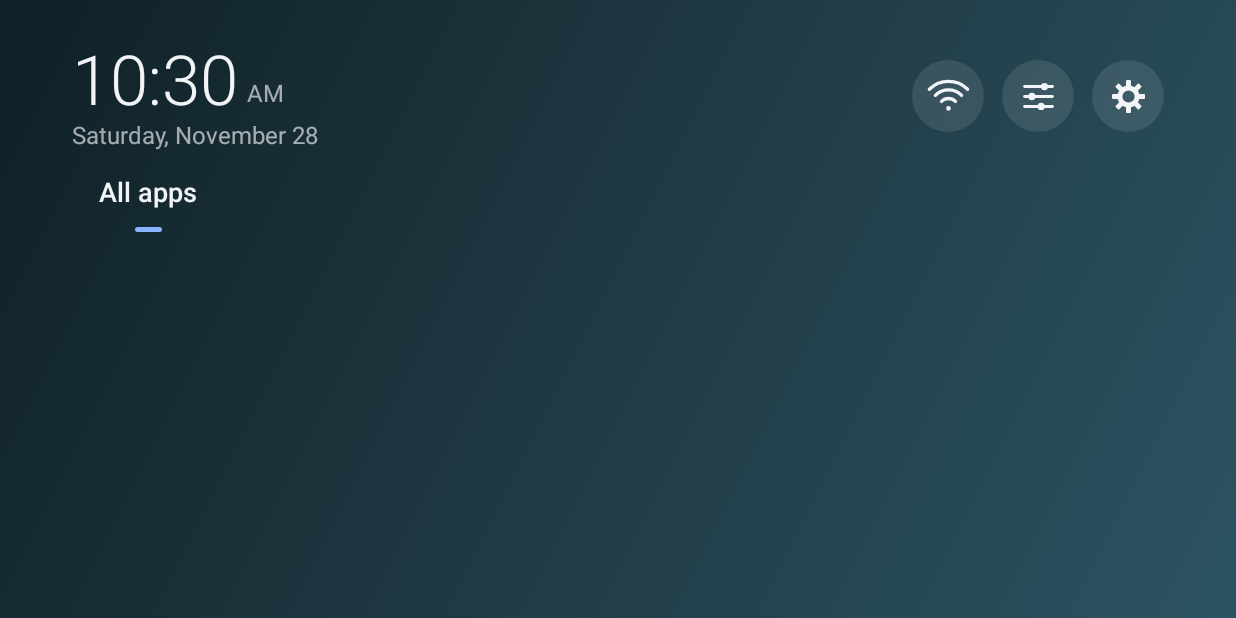
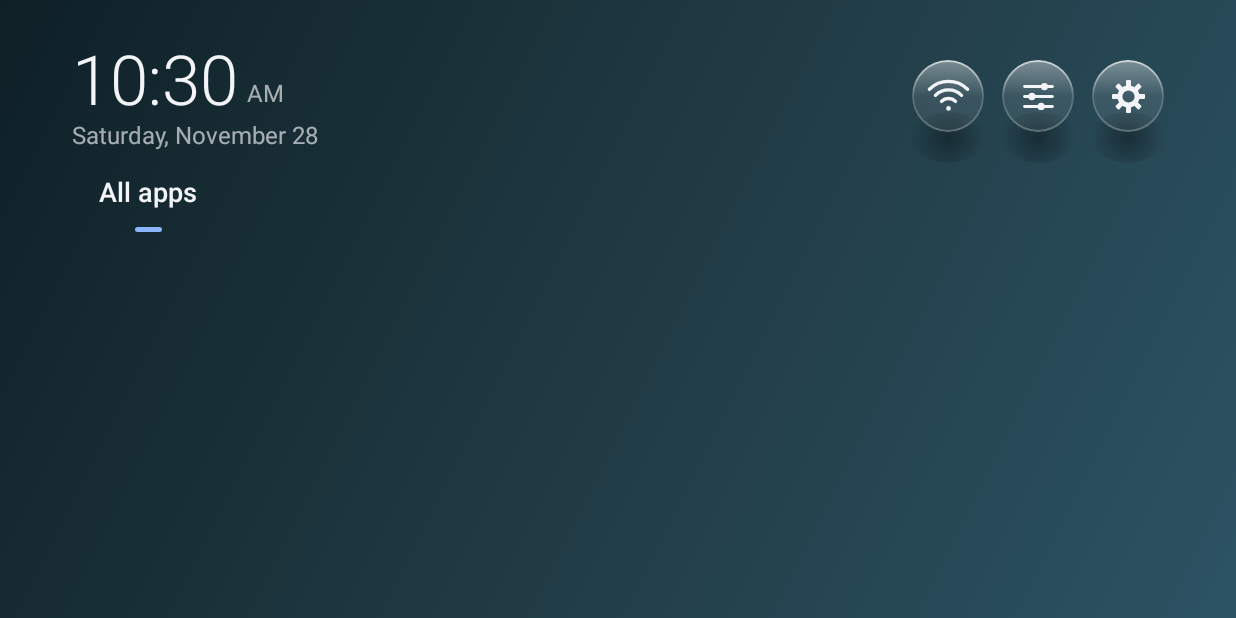
Before and after one commit to onefoursixteen/DC-Launcher, an Android app built with Jetpack Compose: the screen it shows after launch (MainActivity), on a phone screen of 824 x 412 dp (held sideways). Run offline under Robolectric (Android 15) with nearby library versions, the phone set to English and light mode, and no system bars; pictures from the network do not load.

Commit message:
v1.6.1: bigger watchlist tiles, scrolling captions, glass buttons
- RowWindow takes labelSpace/topRoom; watchlist and requests use less
  caption and focus room, so tiles reach the full column width (~25%
  bigger) while two rows still fit under the spotlight.
- Modifier.crawlWhen: focused tile captions marquee when too long
  (watchlist status, app grid labels, dock labels).
- ZenIconButton is raised glass (top-lit fill, sheen, rim, soft shadow),
  frosted white when focused.

Co-Authored-By: Claude Opus 5.5 <noreply@anthropic.com>

```diff
--- a/app/build.gradle.kts
+++ b/app/build.gradle.kts
@@ -19,8 +19,8 @@ android {
         applicationId = "me.cazan.zen"
         minSdk = 23          // Android 6.0+: covers most older smart TVs and boxes
         targetSdk = 36
-        versionCode = 10
-        versionName = "1.6.0"
+        versionCode = 11
+        versionName = "1.6.1"
     }
 
     signingConfigs {
--- a/app/src/main/java/me/cazan/zen/ui/AppTile.kt
+++ b/app/src/main/java/me/cazan/zen/ui/AppTile.kt
@@ -252,7 +252,8 @@ fun AppTile(
             Modifier
                 .fillMaxWidth()
                 .padding(top = 14.dp)
-                .alpha(if (showLabel || highlighted) 1f else 0f),
+                .alpha(if (showLabel || highlighted) 1f else 0f)
+                .crawlWhen(highlighted),
             size = 15.sp,
             color = if (highlighted) Zen.Text else Zen.TextDim,
             weight = if (highlighted) FontWeight.Medium else FontWeight.Normal,
--- a/app/src/main/java/me/cazan/zen/ui/Dock.kt
+++ b/app/src/main/java/me/cazan/zen/ui/Dock.kt
@@ -302,7 +302,7 @@ private fun DockItem(
         }
         Txt(
             if (moving) "◀ ▶" else entry.label,
-            Modifier.padding(top = 8.dp),
+            Modifier.padding(top = 8.dp).crawlWhen(focused && !moving),
             size = 14.sp,
             color = if (lit) Zen.Text else Zen.TextDim,
             weight = if (lit) FontWeight.Medium else FontWeight.Normal,
--- a/app/src/main/java/me/cazan/zen/ui/Kit.kt
+++ b/app/src/main/java/me/cazan/zen/ui/Kit.kt
@@ -3,6 +3,11 @@ package me.cazan.zen.ui
 import androidx.compose.animation.core.animateFloatAsState
 import androidx.compose.animation.core.tween
 import androidx.compose.foundation.background
+import androidx.compose.ui.graphics.Brush
+import androidx.compose.ui.geometry.Size
+import androidx.compose.ui.geometry.Offset
+import androidx.compose.ui.draw.drawBehind
+import androidx.compose.foundation.basicMarquee
 import androidx.compose.foundation.border
 import androidx.compose.foundation.clickable
 import androidx.compose.foundation.interaction.MutableInteractionSource
@@ -101,6 +106,14 @@ fun Txt(
     )
 }
 
+/**
+ * Scrolls a one-line caption sideways while [on] (the tile is focused), so a long name or status
+ * can be read in full. Text that already fits stays still.
+ */
+fun Modifier.crawlWhen(on: Boolean): Modifier =
+    if (on) basicMarquee(iterations = Int.MAX_VALUE, initialDelayMillis = 800, repeatDelayMillis = 1500, velocity = 40.dp)
+    else this
+
 @Composable
 fun SectionTitle(text: String, modifier: Modifier = Modifier) =
     Txt(text, modifier.padding(top = 8.dp), size = 22.sp, weight = FontWeight.Medium)
@@ -170,14 +183,39 @@ fun ZenIconButton(
         modifier
             .size(48.dp)
             .graphicsLayer { scaleX = scale; scaleY = scale }
+            // Raised glass, like the dock: a soft shadow under the disc, a top-lit fill, a sheen
+            // over the upper half and a rim bright at the top. Focused, it turns frosted white.
+            .drawBehind {
+                val r = size.minDimension / 2
+                drawOval(
+                    Brush.radialGradient(
+                        listOf(Color(0x59000000), Color.Transparent),
+                        center = Offset(size.width / 2, size.height + r * 0.15f), radius = r * 1.05f,
+                    ),
+                    topLeft = Offset(-r * 0.05f, size.height - r * 0.55f),
+                    size = Size(size.width + r * 0.1f, r * 1.4f),
+                )
+            }
             .clip(CircleShape)
-            .background(if (focused) Zen.Focus else Zen.Surface)
+            .background(if (focused) GlassFocusFill else GlassFill)
+            .drawBehind {
+                drawRect(
+                    Brush.verticalGradient(0f to Color.White.copy(alpha = if (focused) 0.35f else 0.16f), 0.5f to Color.Transparent),
+                    size = Size(size.width, size.height * 0.5f),
+                )
+            }
+            .border(1.dp, if (focused) GlassFocusRim else GlassRim, CircleShape)
             .clickable(interactionSource = source, indication = null, onClick = onClick),
         contentAlignment = Alignment.Center,
     ) {
         icon(if (focused) Zen.OnFocus else Zen.Text)
     }
 }
+
+private val GlassFill = Brush.verticalGradient(listOf(Color(0x47FFFFFF), Color(0x1AFFFFFF), Color(0x12FFFFFF)))
+private val GlassFocusFill = Brush.verticalGradient(listOf(Color(0xFFFFFFFF), Color(0xE6E4EAF4)))
+private val GlassRim = Brush.verticalGradient(listOf(Color(0xA6FFFFFF), Color(0x26FFFFFF), Color(0x40FFFFFF)))
+private val GlassFocusRim = Brush.verticalGradient(listOf(Color(0xFFFFFFFF), Color(0x80FFFFFF)))
 
 /** Full-width row used in menus and settings lists. */
 @Composable
--- a/app/src/main/java/me/cazan/zen/ui/WatchlistUi.kt
+++ b/app/src/main/java/me/cazan/zen/ui/WatchlistUi.kt
@@ -150,8 +150,9 @@ fun WatchTile(
         }
         Txt(
             label.text,
-            Modifier.fillMaxWidth().padding(top = 12.dp, start = 2.dp),
+            Modifier.fillMaxWidth().padding(top = 8.dp, start = 2.dp).crawlWhen(focused),
             size = 14.sp,
+            maxLines = 1,
             color = when {
                 label.watchable -> Good
                 focused -> Zen.Text
```
Also changed, not shown: app/src/main/java/me/cazan/zen/ui/HomeScreen.kt (+9 -0 lines), app/src/main/java/me/cazan/zen/ui/RowWindow.kt (+6 -2 lines), 1 other file.
